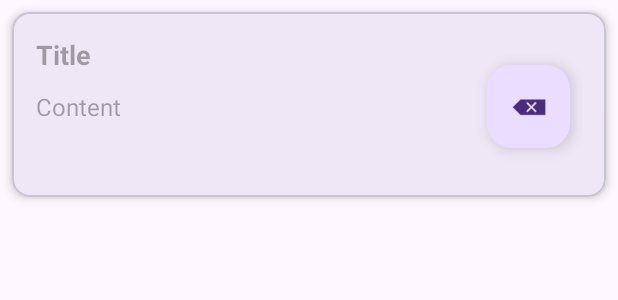
After one commit to TeseySTD/ReadingDiary, an Android app: the layout item_note.xml on its own in the app's theme, with its tools: preview values and no code run, on a phone screen of 412 x 824 dp. The commit adds this screen. Shown: the top 300 px of the screen. Run offline under Robolectric (Android 15) with nearby library versions, the phone set to English and light mode, and no system bars.

Commit message:
feat(lab 1):Add view for note list.

```diff
--- a/app/src/main/java/com/example/readingdiary/MainActivity.kt
+++ b/app/src/main/java/com/example/readingdiary/MainActivity.kt
@@ -9,6 +9,7 @@ import androidx.fragment.app.FragmentActivity
 import androidx.viewpager2.adapter.FragmentStateAdapter
 import androidx.viewpager2.widget.ViewPager2
 import com.example.readingdiary.ui.AddBookDialog
+import com.example.readingdiary.ui.AddNoteDialog
 import com.example.readingdiary.ui.BooksFragment
 import com.example.readingdiary.ui.NotesFragment
 import com.example.readingdiary.ui.PlansFragment
@@ -49,7 +50,7 @@ class MainActivity : AppCompatActivity() {
     }
 
     private fun showAddNoteDialog() {
-        throw NotImplementedError()
+        AddNoteDialog().show(supportFragmentManager, "AddNoteDialog")
     }
 
     private fun showAddPlanDialog() {
--- /dev/null
+++ b/app/src/main/res/layout/item_note.xml
@@ -0,0 +1,52 @@
+<?xml version="1.0" encoding="utf-8"?>
+
+<com.google.android.material.card.MaterialCardView
+    xmlns:android="http://schemas.android.com/apk/res/android"
+    xmlns:app="http://schemas.android.com/apk/res-auto"
+    xmlns:tools="http://schemas.android.com/tools"
+    android:layout_width="match_parent"
+    android:layout_height="wrap_content"
+    android:layout_margin="8dp"
+    app:cardElevation="4dp">
+
+    <androidx.constraintlayout.widget.ConstraintLayout
+        android:layout_width="match_parent"
+        android:layout_height="wrap_content"
+        android:padding="16dp">
+
+        <com.google.android.material.floatingactionbutton.FloatingActionButton
+            android:id="@+id/deleteNoteButton"
+            android:layout_width="156dp"
+            android:layout_height="55dp"
+            android:layout_margin="8dp"
+            android:layout_marginEnd="28dp"
+            android:layout_marginBottom="4dp"
+            android:src="@android:drawable/ic_input_delete"
+            app:layout_constraintBottom_toBottomOf="parent"
+            app:layout_constraintEnd_toEndOf="parent"
+            app:layout_constraintTop_toTopOf="parent"
+            app:layout_constraintVertical_bias="0.562" />
+
+        <TextView
+            android:id="@+id/noteTitle"
+            android:layout_width="0dp"
+            android:layout_height="wrap_content"
+            android:hint="Title"
+            android:textSize="18sp"
+            android:textStyle="bold"
+            app:layout_constraintStart_toStartOf="parent"
+            app:layout_constraintTop_toTopOf="parent" />
+
+        <TextView
+            android:id="@+id/noteContent"
+            android:layout_width="204dp"
+            android:layout_height="55dp"
+            android:layout_marginTop="36dp"
+            android:enabled="false"
+            android:hint="Content"
+            android:textSize="16sp"
+            app:layout_constraintStart_toStartOf="parent"
+            app:layout_constraintTop_toTopOf="parent" />
+
+    </androidx.constraintlayout.widget.ConstraintLayout>
+</com.google.android.material.card.MaterialCardView>
```
Also changed, not shown: app/src/main/java/com/example/readingdiary/repo/NoteRepository.kt (+14 -1 lines), app/src/main/java/com/example/readingdiary/ui/AddNoteDialog.kt (added, +40 -0 lines), app/src/main/java/com/example/readingdiary/ui/NotesFragment.kt (added, +83 -0 lines), app/src/main/res/layout/dialog_add_note.xml (added, +22 -0 lines), app/src/main/res/layout/fragment_notes.xml (added, +17 -0 lines).
